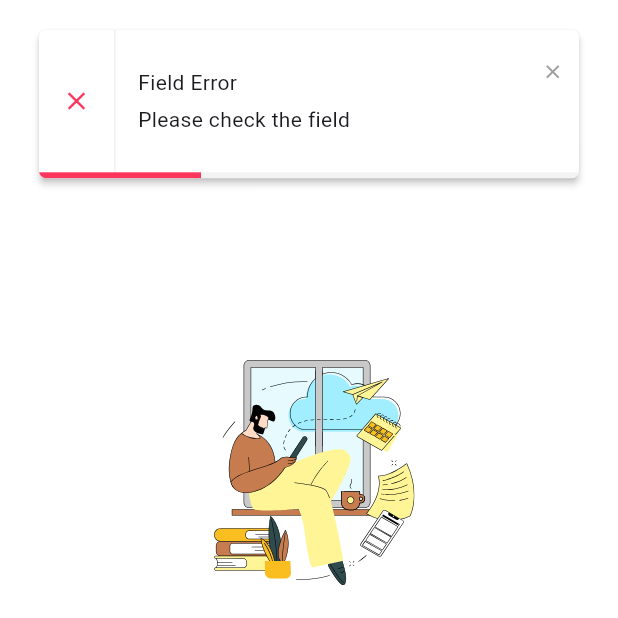
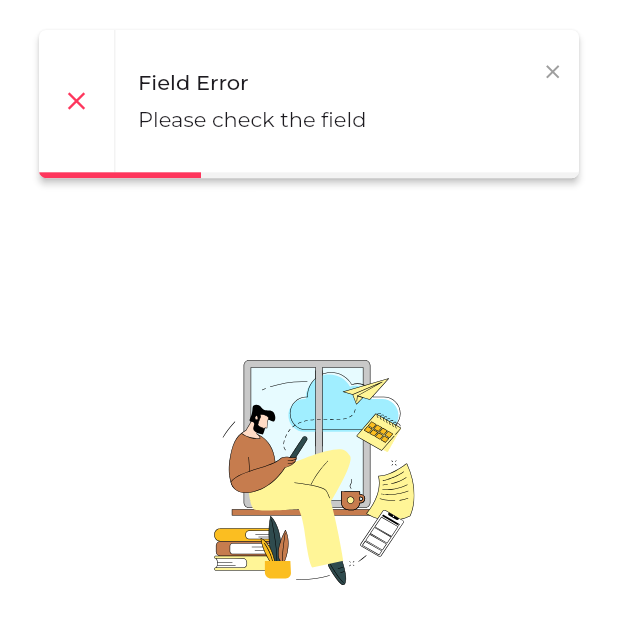
Before and after one commit to DevUsama007/FoodPal_app, a Flutter app: the LoginScreen screen opened by its route, after a tap on "Login", on a phone screen of 412 x 824 dp, the top half of it. Run offline on Flutter 3.47's test engine with Material 3 defaults, Android fonts, the phone set to English and light mode, and no system bars; our stand-ins replace carousel_slider, dotted_border, elegant_notification, flutter_svg, get, persistent_bottom_nav_bar_v2.

Commit message:
notification text style changed

```diff
--- a/lib/app/utils/notification.dart
+++ b/lib/app/utils/notification.dart
@@ -2,6 +2,7 @@ import 'package:elegant_notification/elegant_notification.dart';
 import 'package:elegant_notification/resources/arrays.dart';
 import 'package:elegant_notification/resources/stacked_options.dart';
 import 'package:flutter/material.dart';
+import 'package:foodpal/app/res/app_text_styles/app_text_styles.dart';
 import 'package:get/get_connect/http/src/interceptors/get_modifiers.dart';
 
 class CustomNotification {
@@ -20,8 +21,14 @@ class CustomNotification {
       ),
       position: Alignment.topCenter,
       animation: AnimationType.fromTop,
-      title: Text(title),
-      description: Text(subtitle),
+      title: Text(
+        title,
+        style:
+            AppTextStyles.customText(fontSize: 14, fontWeight: FontWeight.w500),
+      ),
+      description: Text(subtitle,
+          style: AppTextStyles.customText(
+              fontSize: 14, fontWeight: FontWeight.w400)),
       onDismiss: () {},
       onNotificationPressed: () {},
     ).show(context);
@@ -42,8 +49,16 @@ class CustomNotification {
       ),
       position: Alignment.topCenter,
       animation: AnimationType.fromTop,
-      title: Text(title),
-      description: Text(subtitle),
+      title: Text(
+        title,
+        style:
+            AppTextStyles.customText(fontSize: 14, fontWeight: FontWeight.w500),
+      ),
+      description: Text(
+        subtitle,
+        style:
+            AppTextStyles.customText(fontSize: 14, fontWeight: FontWeight.w400),
+      ),
       onDismiss: () {},
       onNotificationPressed: () {},
     ).show(context);
```
